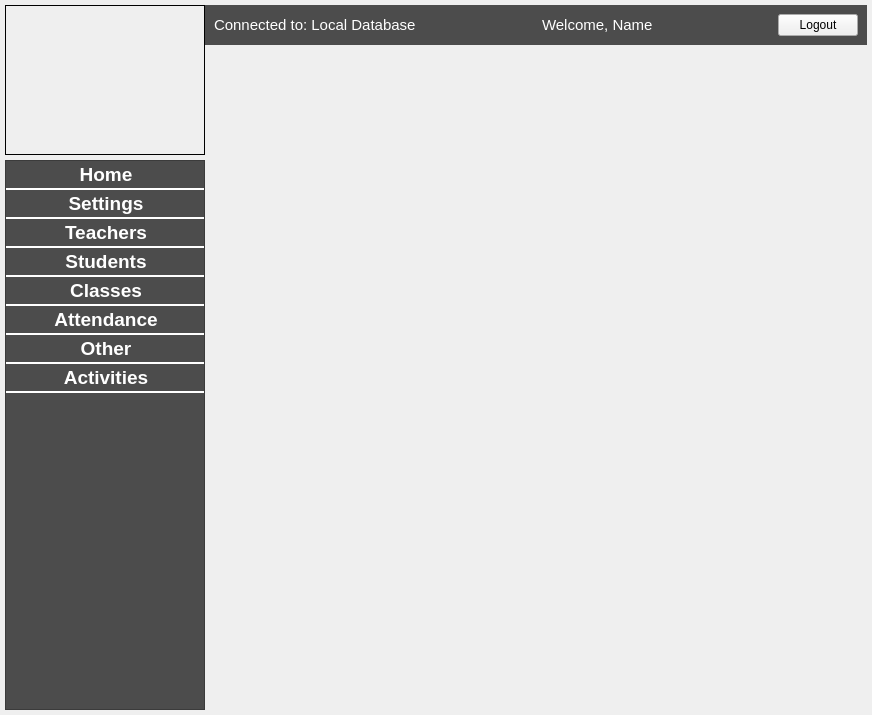
Old version of the form adminmenuform.ui in the repository thenewcoder/school-administration-system.
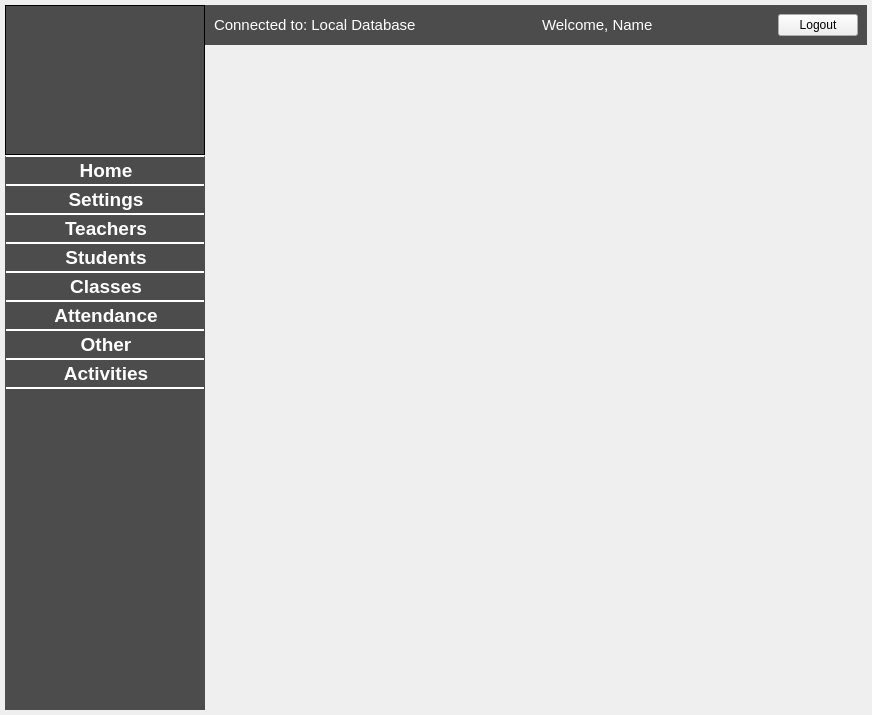
New version of the form. Icons and pictures are not drawn.

Commit message: Fixed a bug with the school logo in the settings menu getting the background color from the logo on the main menu.

What changed in the file:
```diff
--- a/adminmenuform.ui
+++ b/adminmenuform.ui
@@ -24,6 +24,7 @@
 	background-color: rgb(76, 76, 76);
 	color: white;
 	icon-size: 32px  32px;
+	border-top: 2px solid white;
 }
 #menuListWidget::item { 
 	border-bottom: 2px solid white; 
@@ -38,7 +39,10 @@
 #lblConnectedTo, #lblWelcomeText {
 	color: white;
 }
-</string>
+
+#lblMenuSchoolLogo {
+	background-color: rgb(76, 76, 76);
+}</string>
   </property>
   <layout class="QHBoxLayout" name="horizontalLayout_2" stretch="0,1">
    <property name="spacing">
@@ -62,7 +66,7 @@
    <item>
     <layout class="QVBoxLayout" name="LeftSideLayout" stretch="0,0">
      <property name="spacing">
-      <number>5</number>
+      <number>0</number>
      </property>
      <property name="sizeConstraint">
       <enum>QLayout::SetMinimumSize</enum>
@@ -71,7 +75,7 @@
       <number>0</number>
      </property>
      <item>
-      <widget class="QLabel" name="lblSchoolLogo">
+      <widget class="QLabel" name="lblMenuSchoolLogo">
        <property name="sizePolicy">
         <sizepolicy hsizetype="Fixed" vsizetype="Fixed">
          <horstretch>0</horstretch>
@@ -90,6 +94,9 @@
          <height>150</height>
         </size>
        </property>
+       <property name="styleSheet">
+        <string notr="true"/>
+       </property>
        <property name="frameShape">
         <enum>QFrame::Box</enum>
        </property>
```
The commit also changes 2 other files.
